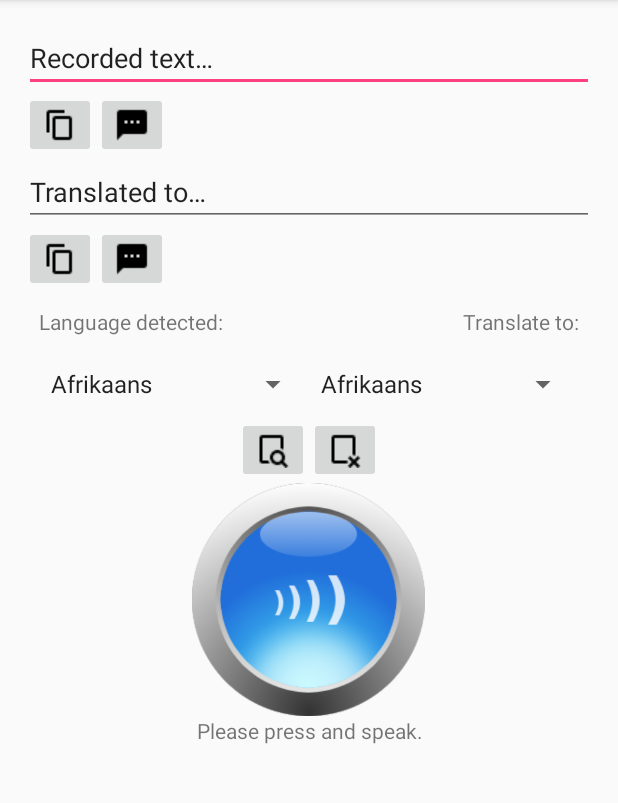
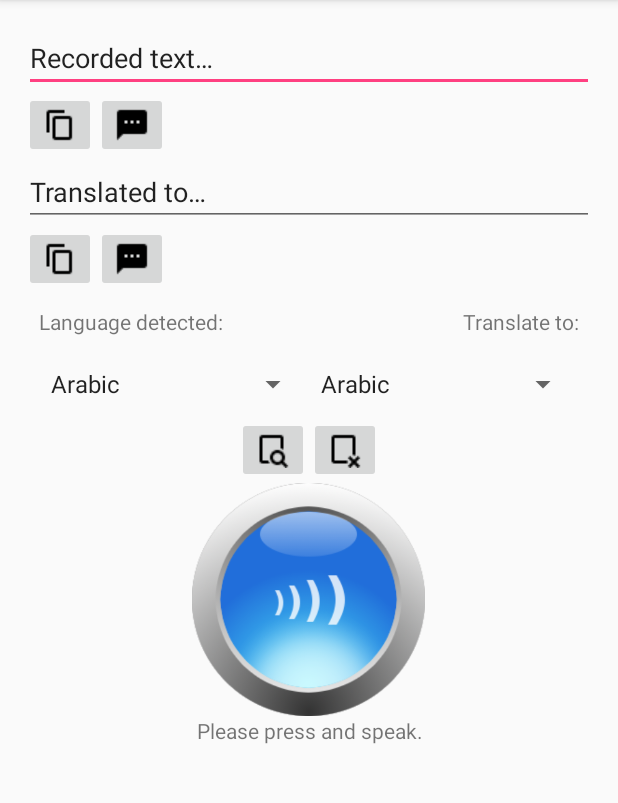
Before and after one commit to DLambros91/Speak2Me, an Android app: the screen it shows after launch (MainActivity), on a phone screen of 412 x 824 dp, the part 84-887 px from its top. Run offline under Robolectric (Android 15) with nearby library versions, the light colour scheme and no system bars; libraries missing offline, so code that uses them is left out: com.memetix.mst; 1 statement that could not run was skipped.

Commit message:
Dynamic Translation

```diff
--- a/app/build.gradle
+++ b/app/build.gradle
@@ -23,5 +23,5 @@ dependencies {
     compile fileTree(include: ['*.jar'], dir: 'libs')
     testCompile 'junit:junit:4.12'
     compile 'com.android.support:appcompat-v7:23.0.1'
-    compile files('/Users/Ryan/Desktop/Speak2Me/libs/microsoft-translator-java-api-0.6.2-jar-with-dependencies.jar')
+    compile files('/home/dlambros/AndroidStudioProjects/Speak2Me/libs/microsoft-translator-java-api-0.6.2-jar-with-dependencies.jar')
 }
--- a/app/src/main/java/com/example/dlambros/speak2me/MainActivity.java
+++ b/app/src/main/java/com/example/dlambros/speak2me/MainActivity.java
@@ -70,11 +70,72 @@ public class MainActivity extends AppCompatActivity
 
    private Intent mSpeechRecognizerIntent;
 
+    // Locales for Locale array
+    private Locale locArabic = new Locale("ar","EG");
+    private Locale locBulgarian = new Locale("bg", "BG");
+    private Locale locCatalan = new Locale("ca","ES");
+    private Locale locCzech = new Locale("cs", "CZ");
+    private Locale locDanish = new Locale("da", "DK");
+    private Locale locDutch = new Locale("nl", "BE");
+    private Locale locEstonian = new Locale("et", "EE");
+    private Locale locFinnish = new Locale("fi", "FI");
+    private Locale locGreek = new Locale("el","GR");
+    private Locale locHaitianCreole = new Locale("ht");
+    private Locale locHebrew = new Locale("iw","IL");
+    private Locale locHindi = new Locale("hi","IN");
+    private Locale locHmongdaw = new Locale("hmn");
+    private Locale locHungarian = new Locale("hu","HU");
+    private Locale locIndonesian = new Locale("in","ID");
+    private Locale locLatvian = new Locale("lv","LV");
+    private Locale locLithuanian = new Locale("lt","LT");
+    private Locale locMalay = new Locale("ms");
+    private Locale locNorwegian = new Locale("nb","NO");
+    private Locale locPersian = new Locale("fa");
+    private Locale locPolish = new Locale("pl","PL");
+    private Locale locPortuguese = new Locale("pt","PT");
+    private Locale locRomanian = new Locale("ro","RO");
+    private Locale locRussian = new Locale("ru","RU");
+    private Locale locSlovak = new Locale("sk","SK");
+    private Locale locSlovenian = new Locale("sl","SI");
+    private Locale locSpanish = new Locale("es","US");
+    private Locale locSwedish = new Locale("sv","SE");
+    private Locale locTurkish = new Locale("tr","TR");
+    private Locale locUkrainian = new Locale("uk","UA");
+    private Locale locUrdu = new Locale("ur");
+    private Locale locVietnamese = new Locale("vi","VN");
+
+
+    private Locale[] language = {locArabic, locBulgarian, locCatalan,
+                                 Locale.SIMPLIFIED_CHINESE, Locale.TRADITIONAL_CHINESE,
+                                 locCzech, locDanish, locDutch,Locale.ENGLISH,
+                                 locEstonian, locFinnish, Locale.FRENCH, Locale.GERMAN,
+                                 locGreek, locHaitianCreole, locHebrew, locHindi,
+                                 locHmongdaw, locHungarian, locIndonesian, Locale.ITALIAN,
+                                 Locale.JAPANESE, Locale.KOREAN, locLatvian, locLithuanian,
+                                 locMalay, locNorwegian, locPersian, locPolish,
+                                 locPortuguese, locRomanian, locRussian, locSlovak,
+                                 locSlovenian, locSpanish, locSwedish, Locale.TAIWAN,
+                                 locTurkish, locUkrainian, locUrdu, locVietnamese};
+
+    private Language[] transto = {Language.ARABIC, Language.BULGARIAN, Language.CATALAN,
+                                  Language.CHINESE_SIMPLIFIED, Language.CHINESE_TRADITIONAL,
+                                  Language.CZECH, Language.DANISH, Language.DUTCH, Language.ENGLISH,
+                                  Language.ESTONIAN, Language.FINNISH, Language.FRENCH, Language.GERMAN,
+                                  Language.GREEK, Language.HAITIAN_CREOLE, Language.HEBREW, Language.HINDI,
+                                  Language.HMONG_DAW, Language.HUNGARIAN, Language.INDONESIAN, Language.ITALIAN,
+                                  Language.JAPANESE, Language.KOREAN, Language.LATVIAN, Language.LITHUANIAN,
+                                  Language.MALAY, Language.NORWEGIAN, Language.PERSIAN, Language.POLISH,
+                                  Language.PORTUGUESE, Language.ROMANIAN, Language.RUSSIAN, Language.SLOVAK,
+                                  Language.SLOVENIAN, Language.SPANISH, Language.SWEDISH, Language.THAI,
+                                  Language.TURKISH, Language.UKRAINIAN, Language.URDU, Language.VIETNAMESE};
+
     private boolean pressed = false;
 
-    private String speechLan;
-
-    Locale SPANISH = new Locale("es", "ES");
+    //private String speechLan;
+    private Locale speechLan;
+    private Language translated;
+    private int mposition;
+    //Locale SPANISH = new Locale("es", "ES");
 
     // SQL Database for storage
     Database myDB;
@@ -90,7 +151,7 @@ class RecordTask extends AsyncTask<Void, Void, Void>
                 Translate.setClientId("DDRX");
                 Translate.setClientSecret("AndHisNameIsJohnCena");
                 // System.out.println("Phrase is " + phrase);
-                translation = Translate.execute(phrase, Language.CHINESE_TRADITIONAL).toString();
+                translation = Translate.execute(phrase, translated).toString();
                 speakTranslation(translation);
             }
             catch (Exception e) {
@@ -111,7 +172,7 @@ class RecordTask extends AsyncTask<Void, Void, Void>
 
     private void speakTranslation(String translation)
     {
-        mTextToSpeech.setLanguage(Locale.CHINESE);
+        mTextToSpeech.setLanguage(language[mposition]);
         mTextToSpeech.speak(translation, TextToSpeech.QUEUE_FLUSH, null, "translation");
     }
 
@@ -255,8 +316,8 @@ class RecordTask extends AsyncTask<Void, Void, Void>
                             mSpeechRecognizer.startListening(mSpeechRecognizerIntent);
                             //new RecordTask().execute();*/
                             mSpeechRecognizerIntent = new Intent(RecognizerIntent.ACTION_RECOGNIZE_SPEECH);
-                            mSpeechRecognizerIntent.putExtra(RecognizerIntent.EXTRA_LANGUAGE, speechLan);
-                            mSpeechRecognizerIntent.putExtra(RecognizerIntent.EXTRA_LANGUAGE_MODEL, speechLan);
+                            mSpeechRecognizerIntent.putExtra(RecognizerIntent.EXTRA_LANGUAGE, speechLan.toString());
+                            mSpeechRecognizerIntent.putExtra(RecognizerIntent.EXTRA_LANGUAGE_MODEL, RecognizerIntent.LANGUAGE_MODEL_FREE_FORM);
                             mSpeechRecognizerIntent.putExtra(RecognizerIntent.EXTRA_LANGUAGE_PREFERENCE, speechLan);
                             mSpeechRecognizerIntent.putExtra(RecognizerIntent.EXTRA_SUPPORTED_LANGUAGES, speechLan);
                             mSpeechRecognizerIntent.putExtra(RecognizerIntent.EXTRA_ONLY_RETURN_LANGUAGE_PREFERENCE, speechLan);
@@ -291,13 +352,14 @@ class RecordTask extends AsyncTask<Void, Void, Void>
         mDelete = (ImageButton) findViewById(R.id.delete);
         inLang = (Spinner) findViewById(R.id.input);
         outLang = (Spinner) findViewById(R.id.output);
-        ArrayAdapter<CharSequence> adapter = ArrayAdapter.createFromResource(this, R.array.languages, android.R.layout.simple_spinner_item);
+        ArrayAdapter<CharSequence> adapter = ArrayAdapter.createFromResource(this, R.array.nLanguages, android.R.layout.simple_spinner_item);
         adapter.setDropDownViewResource(android.R.layout.simple_spinner_dropdown_item);
         inLang.setAdapter(adapter);
         inLang.setOnItemSelectedListener(new AdapterView.OnItemSelectedListener() {
             @Override
             public void onItemSelected(AdapterView<?> parent, View view, int position, long id) {
-                switch (position)
+                speechLan = language[position];
+                /*switch (position)
                 {
                     case 0:
                         speechLan = "af";
@@ -420,7 +482,7 @@ class RecordTask extends AsyncTask<Void, Void, Void>
                         speechLan = "la";
                         break;
                     case 40:
-                        speechLan = "zh-CN";
+                        speechLan = "zh_CN";
                         break;
                     case 41:
                         speechLan = "zh-TW";
@@ -533,7 +595,7 @@ class RecordTask extends AsyncTask<Void, Void, Void>
                     case 77:
                         speechLan = "zu";
                         break;
-                }
+                }*/
             }
 
             @Override
@@ -545,8 +607,9 @@ class RecordTask extends AsyncTask<Void, Void, Void>
         outLang.setOnItemSelectedListener(new AdapterView.OnItemSelectedListener() {
             @Override
             public void onItemSelected(AdapterView<?> parent, View view, int position, long id) {
-                Toast.makeText(MainActivity.this, "you selected language at position " + Integer.toString(position), Toast.LENGTH_SHORT).show();
-
+                //Toast.makeText(MainActivity.this, "you selected language at position " + Integer.toString(position), Toast.LENGTH_SHORT).show();
+                mposition = position;
+                translated = transto[position];
             }
 
             @Override
--- a/app/src/main/res/values/strings.xml
+++ b/app/src/main/res/values/strings.xml
@@ -90,4 +90,47 @@
         <item>Turkish</item>
         <item>Zulu</item>
     </string-array>
+    <string-array name="nLanguages">
+        <item>Arabic</item>
+        <item>Bulgarian</item>
+        <item>Catalan</item>
+        <item>Chinese Simplified</item>
+        <item>Chinese Traditional</item>
+        <item>Czech</item>
+        <item>Danish</item>
+        <item>Dutch</item>
+        <item>English</item>
+        <item>Estonian</item>
+        <item>Finnish</item>
+        <item>French</item>
+        <item>German</item>
+        <item>Greek</item>
+        <item>Haitian Creole</item>
+        <item>Hebrew</item>
+        <item>Hindi</item>
+        <item>Hmong Daw</item>
+        <item>Hungarian</item>
+        <item>Indonesian</item>
+        <item>Italian</item>
+        <item>Japanese</item>
+        <item>Korean</item>
+        <item>Latvian</item>
+        <item>Lithuanian</item>
+        <item>Malay</item>
+        <item>Norwegian</item>
+        <item>Persian</item>
+        <item>Polish</item>
+        <item>Portuguese</item>
+        <item>Romanian</item>
+        <item>Russian</item>
+        <item>Slovak</item>
+        <item>Slovenian</item>
+        <item>Spanish</item>
+        <item>Swedish</item>
+        <item>Thai</item>
+        <item>Turkish</item>
+        <item>Ukrainian</item>
+        <item>Urdu</item>
+        <item>Vietnamese</item>
+    </string-array>
 </resources>
```
